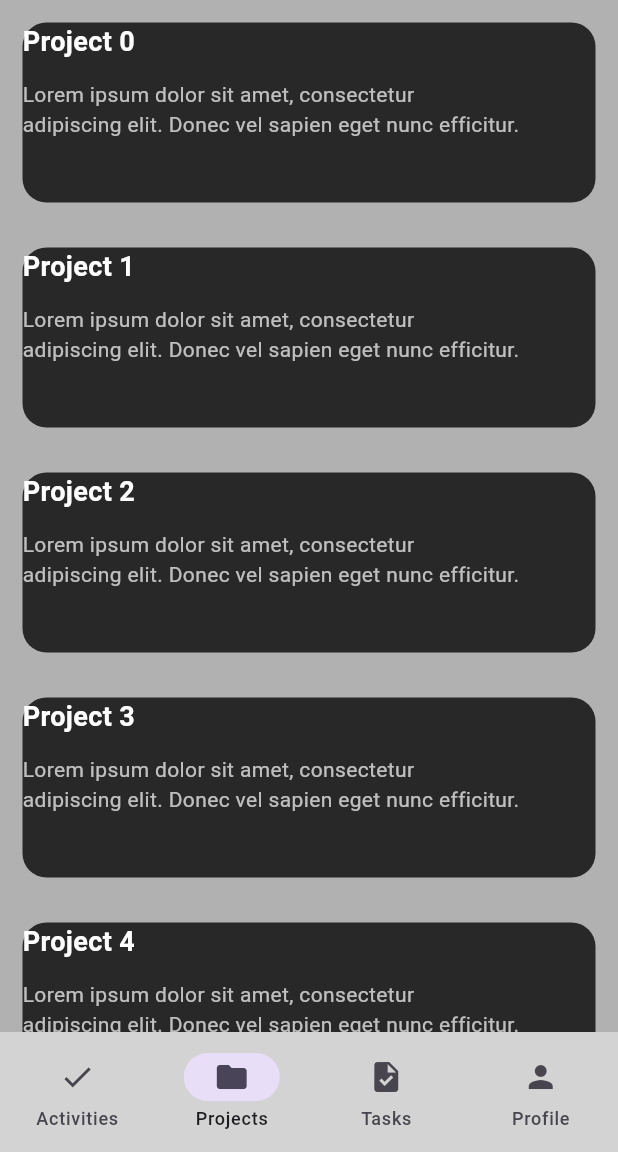
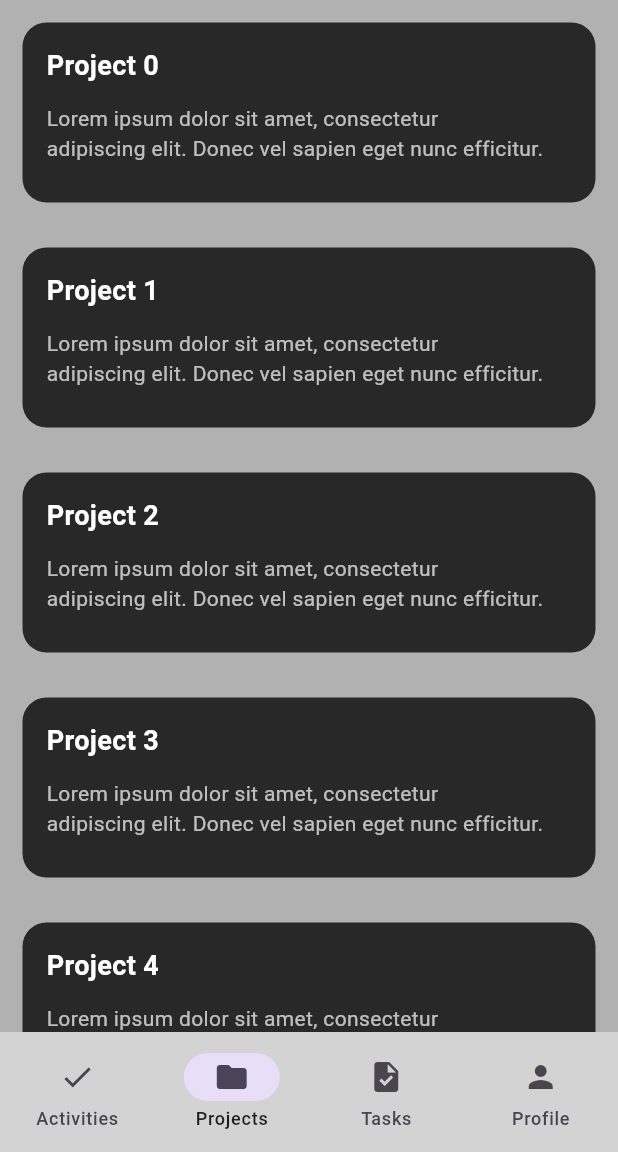
Before and after one commit to allanDev9/flutter_app_check_daily, a Flutter app: the screen it shows after launch, item 2 of the bottom bar chosen, on a phone screen of 412 x 824 dp, the part 84-1236 px from its top. Run offline on Flutter 3.47's test engine with Material 3 defaults, Android fonts, the phone set to English and light mode, and no system bars.

Commit message:
Refactor Projects widget layout for improved readability

```diff
--- a/lib/widgets/projects.dart
+++ b/lib/widgets/projects.dart
@@ -17,12 +17,14 @@ class Projects extends StatelessWidget {
               color: const Color.fromARGB(255, 41, 40, 40),
               borderRadius: BorderRadius.circular(16),
             ),
+            child: Padding(
+              padding: const EdgeInsets.all(16),
               child: Column(
                 crossAxisAlignment: CrossAxisAlignment.start,
                 children: [
                   Text(
                     'Project $index',
-                  style: const TextStyle(
+                    style: TextStyle(
                       fontSize: 18,
                       color: Colors.white,
                       fontWeight: FontWeight.w600,
@@ -37,6 +39,7 @@ class Projects extends StatelessWidget {
                 ],
               ),
             ),
+          ),
         );
       },
     );
```
Lines whose indentation alone changed are shown as unchanged.
